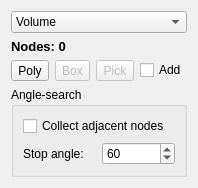
Above: src/Mod/Fem/Gui/TaskCreateNodeSet.ui from southseact-3d/fcd before the change. Below: the same form after it.
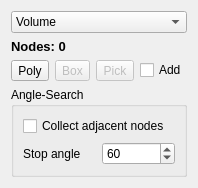
That is the form after the change.

What changed in the file:
```diff
--- a/src/Mod/Fem/Gui/TaskCreateNodeSet.ui
+++ b/src/Mod/Fem/Gui/TaskCreateNodeSet.ui
@@ -93,7 +93,7 @@
    <item>
     <widget class="QGroupBox" name="groupBox_AngleSearch">
      <property name="title">
-      <string>Angle-search</string>
+      <string>Angle-Search</string>
      </property>
      <layout class="QVBoxLayout" name="verticalLayout_2">
       <item>
@@ -108,7 +108,7 @@
         <item>
          <widget class="QLabel" name="label_2">
           <property name="text">
-           <string>Stop angle:</string>
+           <string>Stop angle</string>
           </property>
          </widget>
         </item>
```
